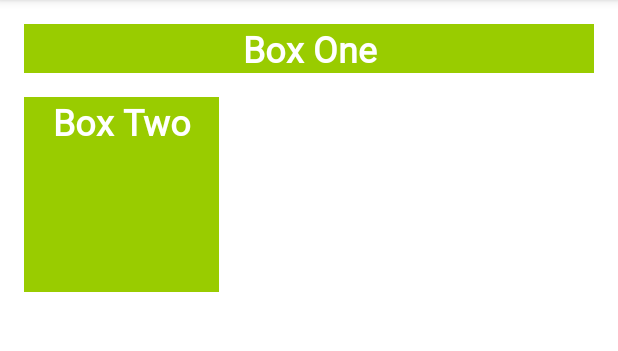
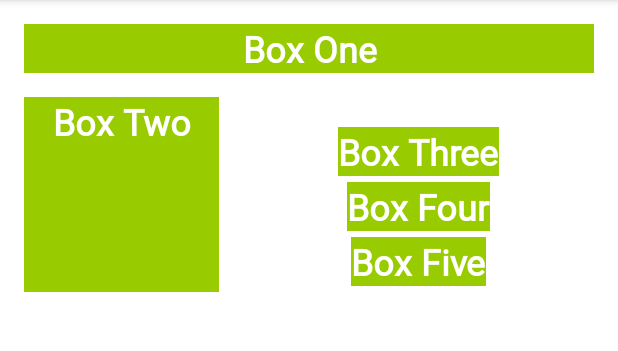
Before and after one commit to antorpo/compumovil_2021-1, an Android app: the screen it shows after launch (MainActivity), on a phone screen of 412 x 824 dp, the part 84-435 px from its top. Run offline under Robolectric (Android 15) with nearby library versions, the phone set to English and light mode, and no system bars.

Commit message:
Creacion de una cadena, una cadena es un grupo de Views
que estan vinculados unos con otros con constraints
bidireccionales. Cada cadena posee una cabeza el cual controla
la posicion de la cadena y distribuye todos los Views en ella,
para las cadenas horizontales la cabeza sera el View mas a la
izquieda y para las cadenas verticales sera el View mas arriba.

Existen varios estilos de cadena (Spread, Spread Inside, Packed, Weighted),
cada uno de estos estilos distribuye de manera diferente los Views
dentro del espacio disponible del activity.

Para agregar un estilo de cadena debemos asignar el atributo
layout_constraintHorizontal_chainStyle o layout_constraintVertical_chainStyle
a la cabeza de la cadena.

Creacion de una cadena vertical de tres TextView que se conecta mediante
constraints al TextView2.

```diff
--- a/codelab_01/ColorMyViews/app/src/main/res/layout/activity_main.xml
+++ b/codelab_01/ColorMyViews/app/src/main/res/layout/activity_main.xml
@@ -11,8 +11,8 @@
         style="@style/whiteBox"
         android:layout_width="0dp"
         android:layout_height="wrap_content"
+        android:layout_marginStart="@dimen/margin_wide"
         android:layout_marginTop="@dimen/margin_wide"
-        android:layout_marginStart="@dimen/margin_wide"
         android:layout_marginEnd="@dimen/margin_wide"
         android:fontFamily="@font/roboto"
         android:text="@string/box_one"
@@ -31,4 +31,44 @@
         app:layout_constraintStart_toStartOf="parent"
         app:layout_constraintTop_toBottomOf="@+id/box_one_text" />
 
+    <TextView
+        android:id="@+id/box_three_text"
+        style="@style/whiteBox"
+        android:layout_width="wrap_content"
+        android:layout_height="wrap_content"
+        android:layout_marginStart="16dp"
+        android:layout_marginTop="16dp"
+        android:layout_marginEnd="16dp"
+        android:text="@string/box_three"
+        app:layout_constraintBottom_toTopOf="@+id/box_four_text"
+        app:layout_constraintEnd_toEndOf="parent"
+        app:layout_constraintStart_toEndOf="@+id/box_two_text"
+        app:layout_constraintTop_toTopOf="@+id/box_two_text" />
+
+    <TextView
+        android:id="@+id/box_five_text"
+        style="@style/whiteBox"
+        android:layout_width="wrap_content"
+        android:layout_height="wrap_content"
+        android:layout_marginStart="16dp"
+        android:layout_marginEnd="16dp"
+        android:text="@string/box_five"
+        app:layout_constraintBottom_toBottomOf="@+id/box_two_text"
+        app:layout_constraintEnd_toEndOf="parent"
+        app:layout_constraintStart_toEndOf="@+id/box_two_text"
+        app:layout_constraintTop_toBottomOf="@+id/box_four_text" />
+
+    <TextView
+        android:id="@+id/box_four_text"
+        style="@style/whiteBox"
+        android:layout_width="wrap_content"
+        android:layout_height="wrap_content"
+        android:layout_marginStart="16dp"
+        android:layout_marginEnd="16dp"
+        android:text="@string/box_four"
+        app:layout_constraintBottom_toTopOf="@+id/box_five_text"
+        app:layout_constraintEnd_toEndOf="parent"
+        app:layout_constraintStart_toEndOf="@+id/box_two_text"
+        app:layout_constraintTop_toBottomOf="@+id/box_three_text" />
+
 </androidx.constraintlayout.widget.ConstraintLayout>
--- a/codelab_01/ColorMyViews/app/src/main/res/values/strings.xml
+++ b/codelab_01/ColorMyViews/app/src/main/res/values/strings.xml
@@ -2,4 +2,7 @@
     <string name="app_name">ColorMyViews</string>
     <string name="box_one">Box One</string>
     <string name="box_two">Box Two</string>
+    <string name="box_three">Box Three</string>
+    <string name="box_four">Box Four</string>
+    <string name="box_five">Box Five</string>
 </resources>
```
